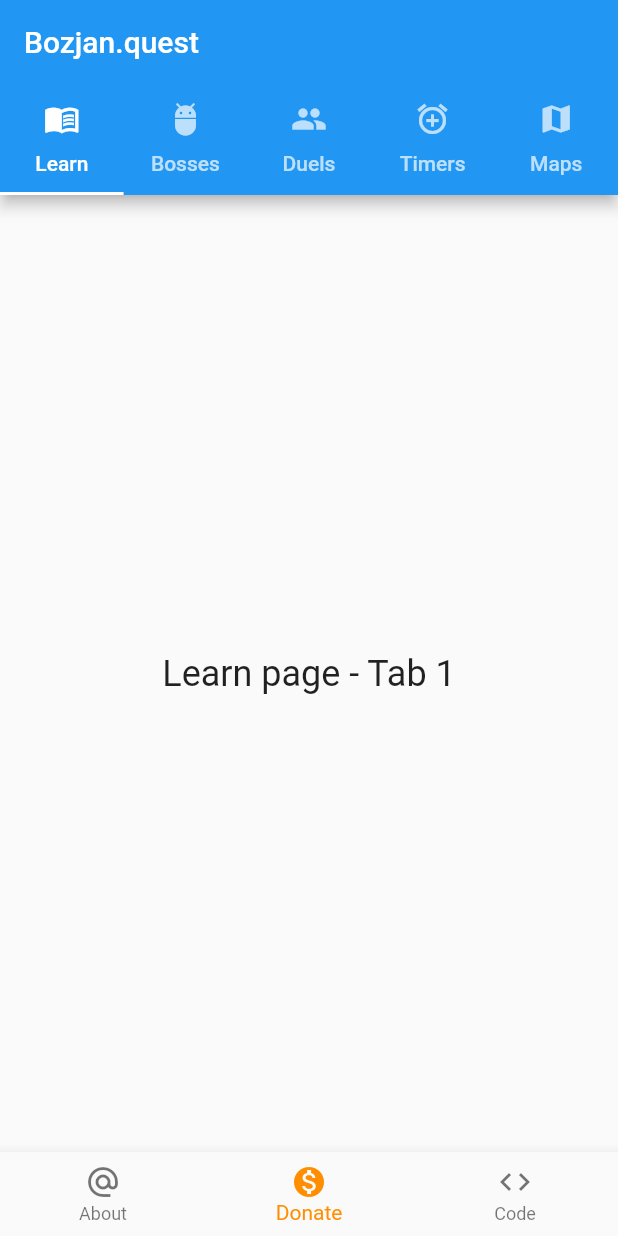
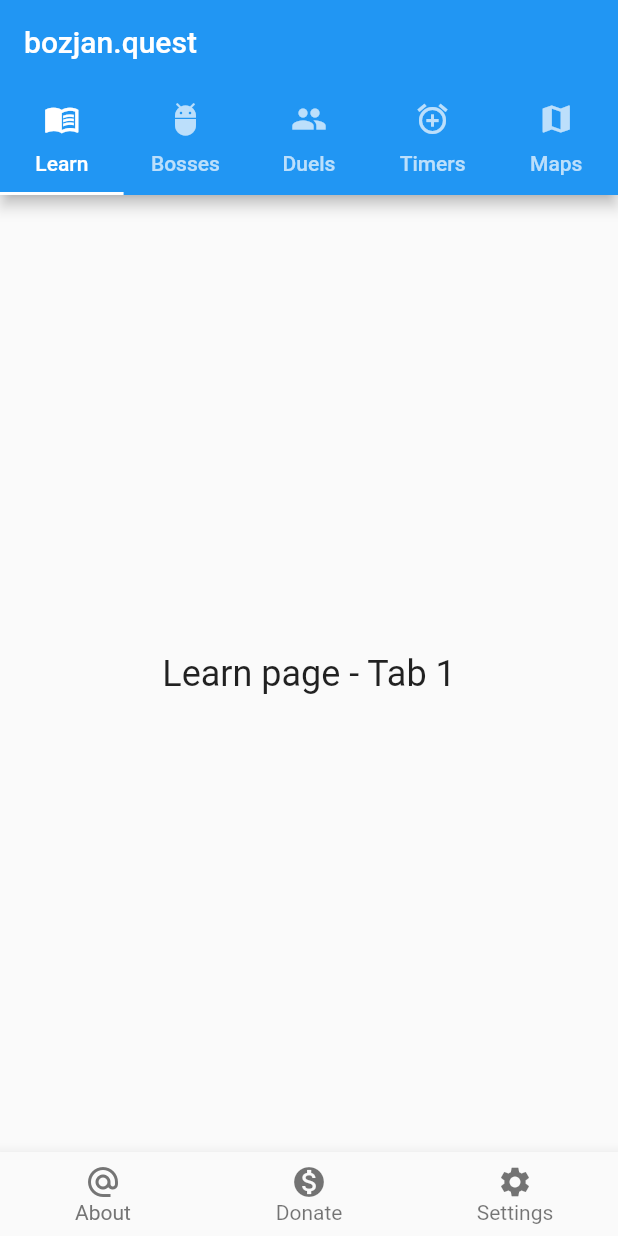
Before and after one commit to max-donger/BozjanQuestApp, a Flutter app: the screen it shows after launch, on a phone screen of 412 x 824 dp. Run offline on Flutter 3.47's test engine with Material 2 defaults, Android fonts, the phone set to English and light mode, and no system bars.

Commit message:
Added navigation for all tabs and Bozjan map

```diff
--- a/lib/main.dart
+++ b/lib/main.dart
@@ -1,70 +1,74 @@
 import 'package:flutter/material.dart';
 
+// Import top tabs
 import 'tabs/top/learn_page.dart';
 import 'tabs/top/bosses_page.dart';
 import 'tabs/top/duels_page.dart';
 import 'tabs/top/timers_page.dart';
 import 'tabs/top/maps_page.dart';
 
-void main() {
-  runApp(
-    MaterialApp(
-      home: MyApp(),
-      // TODO: FIX THEME maybe like this https://stackoverflow.com/questions/50917350/custom-theme-not-working-properly-flutter  and add routes
-      theme: ThemeData(
-        canvasColor: Colors.blueGrey,
-        iconTheme: IconThemeData(
-          color: Colors.white,
-        ),
-        accentColor: Colors.pinkAccent,
-        brightness: Brightness.dark,
-      ),
-    ),
-  );
-}
+// Import bottom tabs
+import 'tabs/bottom/about_page.dart';
+import 'tabs/bottom/donate_page.dart';
+import 'tabs/bottom/settings_page.dart';
 
-/// This is the stateful widget that the main application instantiates.
+void main() => runApp(MyApp());
+
 class MyApp extends StatefulWidget {
   MyApp({Key key}) : super(key: key);
 
   @override
-  _MyStatefulWidgetState createState() => _MyStatefulWidgetState();
+  _MyAppState createState() => _MyAppState();
 }
 
-/// This is the private State class that goes with MyStatefulWidget.
-class _MyStatefulWidgetState extends State<MyApp> {
-  int _selectedIndex = 1; // Selects the second bottom tab
-  static const TextStyle optionStyle =
-      TextStyle(fontSize: 30, fontWeight: FontWeight.bold);
-  static const List<Widget> _widgetOptions = <Widget>[
-    Text(
-      'Index 0: About',
-      style: optionStyle,
-    ),
-    Text(
-      'Index 1: Donate',
-      style: optionStyle,
-    ),
-    Text(
-      'Index 2: Code',
-      style: optionStyle,
-    ),
+class _MyAppState extends State<MyApp> {
+  int _currentTopIndex = 0;
+  int _currentBotIndex = 0;
+  int _currentMergedIndex = 0;
+
+  final List<Widget> _children = [
+    LearnPage(),
+    BossesPage(),
+    DuelsPage(),
+    TimersPage(),
+    MapsPage(),
+    AboutPage(),
+    DonatePage(),
+    SettingsPage(),
   ];
 
-  void _onItemTapped(int index) {
-    setState(() {
-      _selectedIndex = index;
-    });
+  // Hide the topbar indicator color if the bottom navigation bar is used
+  Color topBarIndicatorColor() {
+    Color color = Colors.deepOrange;
+    // TODO: set the 5 to a list count
+    if (_currentMergedIndex >= 5) {
+      color = Colors.transparent;
+    } else {
+      color = Colors.white;
+    }
+    return color;
+  }
+
+  // Hide the bottombar selectedItemColor if the top navigation bar is used
+  Color bottomBarIndicatorColor() {
+    Color color = Colors.deepOrange;
+    // TODO: set the (0 to ) 4 to a list count
+    if (_currentMergedIndex <= 4) {
+      color = Colors.grey[600];
+    } else {
+      color = Colors.lightBlue;
+    }
+    return color;
   }
 
   @override
   Widget build(BuildContext context) {
     return MaterialApp(
-      title: 'Bozjan Quest',
       home: DefaultTabController(
         length: 5,
         child: Scaffold(
           appBar: AppBar(
+            title: Text('bozjan.quest'),
             bottom: TabBar(
               tabs: [
                 Tab(icon: Icon(Icons.menu_book), text: 'Learn'),
@@ -73,44 +77,53 @@ class _MyStatefulWidgetState extends State<MyApp> {
                 Tab(icon: Icon(Icons.add_alarm), text: 'Timers'),
                 Tab(icon: Icon(Icons.map), text: 'Maps'),
               ],
+              onTap: onTopTabTapped,
+              indicatorColor: topBarIndicatorColor(),
             ),
-            title: Text('Bozjan.quest'),
           ),
-          body: TabBarView(
-            physics: NeverScrollableScrollPhysics(),
-            children: [
-              LearnPage(),
-              BossesPage(),
-              DuelsPage(),
-              TimersPage(),
-              MapsPage(),
-            ],
-            /* body: Center(
-        child: _widgetOptions.elementAt(_selectedIndex),
-      ),
-      */
-          ),
+          body: _children[_currentMergedIndex],
           bottomNavigationBar: BottomNavigationBar(
-            items: const <BottomNavigationBarItem>[
-              BottomNavigationBarItem(
+            onTap: onBotTabTapped,
+            currentIndex: _currentBotIndex,
+            selectedItemColor: bottomBarIndicatorColor(),
+            unselectedFontSize: 14,
+            items: [
+              new BottomNavigationBarItem(
                 icon: Icon(Icons.alternate_email),
                 label: 'About',
               ),
-              BottomNavigationBarItem(
+              new BottomNavigationBarItem(
                 icon: Icon(Icons.monetization_on),
                 label: 'Donate',
               ),
-              BottomNavigationBarItem(
-                icon: Icon(Icons.code),
-                label: 'Code',
+              new BottomNavigationBarItem(
+                icon: Icon(Icons.settings),
+                label: 'Settings',
               ),
             ],
-            currentIndex: _selectedIndex,
-            selectedItemColor: Colors.amber[800],
-            onTap: _onItemTapped,
           ),
         ),
       ),
     );
   }
+
+  void onTopTabTapped(int index) {
+    setState(
+      () {
+        _currentTopIndex = index;
+        _currentMergedIndex = (_currentTopIndex);
+        _currentBotIndex = 0; // Set the bot index back to Home
+      },
+    );
+  }
+
+  void onBotTabTapped(int index) {
+    setState(
+      () {
+        _currentBotIndex = index;
+        // TODO: set the 5 to a list count
+        _currentMergedIndex = (_currentBotIndex + 5);
+      },
+    );
+  }
 }
--- a/pubspec.yaml
+++ b/pubspec.yaml
@@ -48,6 +48,8 @@ flutter:
   # assets:
   #   - images/a_dot_burr.jpeg
   #   - images/a_dot_ham.jpeg
+  assets:
+    - lib/img/
 
   # An image asset can refer to one or more resolution-specific "variants", see
   # https://flutter.dev/assets-and-images/#resolution-aware.
```
Also changed, not shown: lib/tabs/bottom/about_page.dart (added, +13 -0 lines), lib/tabs/bottom/donate_page.dart (added, +13 -0 lines), lib/tabs/bottom/settings_page.dart (added, +13 -0 lines), lib/tabs/top/timers_page.dart (+149 -35 lines), lib/img/bozjan.jpeg (added).
